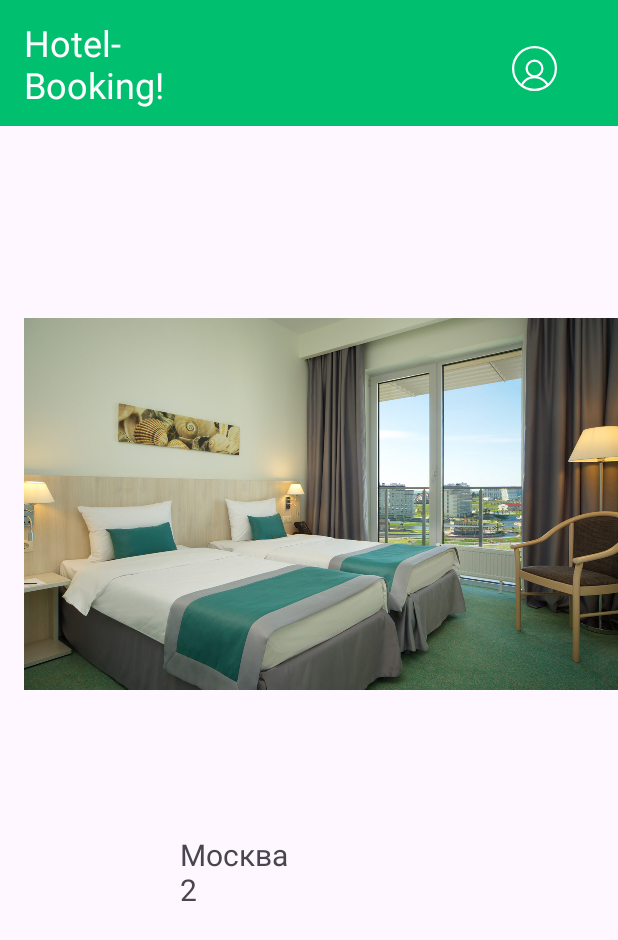
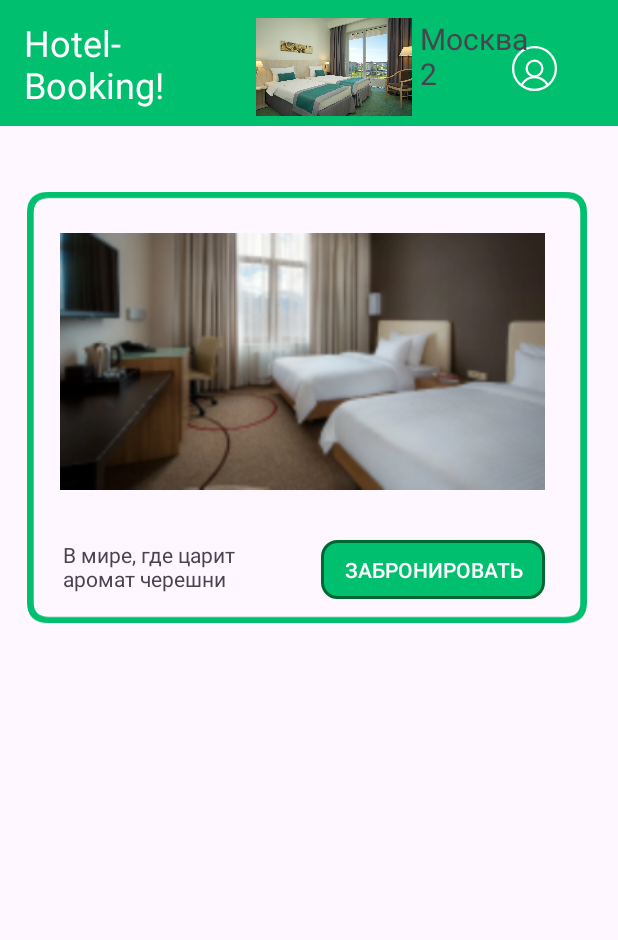
Before and after one commit to Kolpriks/Hotel_Booking, an Android app: the screen it shows after launch (HotelsResults), after a tap on "ПОИСК", on a phone screen of 412 x 824 dp. Shown: the top 940 px of the screen. Run offline under Robolectric (Android 15) with nearby library versions, the phone set to English and light mode, and no system bars.

Commit message:
Added information forwarding from the first page to the second + improved the design of these pages

```diff
--- a/app/src/main/java/com/example/hotelbooking/HotelsResults.java
+++ b/app/src/main/java/com/example/hotelbooking/HotelsResults.java
@@ -1,6 +1,8 @@
 package com.example.hotelbooking;
 
 import androidx.appcompat.app.AppCompatActivity;
+import androidx.recyclerview.widget.LinearLayoutManager;
+import androidx.recyclerview.widget.RecyclerView;
 
 import android.content.Intent;
 import android.database.Cursor;
@@ -30,6 +32,25 @@ public class HotelsResults extends AppCompatActivity {
         DbHelper dbHelper = new DbHelper(HotelsResults.this);
 
         ArrayList<HotelRoom> rooms = getRooms(intent, dbHelper);
+
+        /////////////////////////////////////
+        RecyclerView recyclerView = findViewById(R.id.hotelCards);
+        recyclerView.setHasFixedSize(true);
+        recyclerView.setLayoutManager(new LinearLayoutManager(this));
+
+        ArrayList<Item> items = new ArrayList<>();
+        items.add(new Item(R.drawable.image1, "В мире, где царит аромат черешни"));
+        items.add(new Item(R.drawable.image2, "В тени зелёных листьев лимонного деревай "));
+        items.add(new Item(R.drawable.image3, "В мире, где царит аромат черешни"));
+
+
+        // Добавьте другие элементы
+
+        MyAdapter adapter = new MyAdapter(this, items);
+        recyclerView.setAdapter(adapter);
+
+        /////////////////////////////////////
+
 
         // Temporary code inside: if { ... }
         if (rooms != null) {
--- /dev/null
+++ b/app/src/main/java/com/example/hotelbooking/Item.java
@@ -0,0 +1,19 @@
+package com.example.hotelbooking;
+
+public class Item {
+    private int imageResource;
+    private String text;
+
+    public Item(int imageResource, String text) {
+        this.imageResource = imageResource;
+        this.text = text;
+    }
+
+    public int getImageResource() {
+        return imageResource;
+    }
+
+    public String getText() {
+        return text;
+    }
+}
--- /dev/null
+++ b/app/src/main/java/com/example/hotelbooking/MyAdapter.java
@@ -0,0 +1,65 @@
+package com.example.hotelbooking;
+
+import android.content.Context;
+import android.view.LayoutInflater;
+import android.view.View;
+import android.view.ViewGroup;
+import android.widget.ImageView;
+import android.widget.TextView;
+
+import androidx.annotation.NonNull;
+import androidx.recyclerview.widget.RecyclerView;
+
+import com.example.hotelbooking.Item;
+import com.example.hotelbooking.R;
+
+import java.util.ArrayList;
+
+public class MyAdapter extends RecyclerView.Adapter<MyAdapter.ViewHolder> {
+
+    private ArrayList<Item> items;
+    private Context context;
+
+    public MyAdapter(Context context, ArrayList<Item> items) {
+        this.context = context;
+        this.items = items;
+    }
+
+    @NonNull
+    @Override
+    public ViewHolder onCreateViewHolder(@NonNull ViewGroup parent, int viewType) {
+        View view = LayoutInflater.from(parent.getContext()).inflate(R.layout.list_item, parent, false);
+        return new ViewHolder(view);
+    }
+
+    @Override
+    public void onBindViewHolder(@NonNull ViewHolder holder, int position) {
+        Item currentItem = getItem(position);
+
+        holder.imageView.setImageResource(currentItem.getImageResource());
+        holder.textView.setText(currentItem.getText());
+    }
+
+
+    @Override
+    public int getItemCount() {
+        return items.size();
+    }
+
+
+    public Item getItem(int position) {
+        return items.get(position);
+    }
+
+    public static class ViewHolder extends RecyclerView.ViewHolder {
+
+        public ImageView imageView;
+        public TextView textView;
+
+        public ViewHolder(@NonNull View itemView) {
+            super(itemView);
+            imageView = itemView.findViewById(R.id.imageView);
+            textView = itemView.findViewById(R.id.textView);
+        }
+    }
+}
--- /dev/null
+++ b/app/src/main/res/drawable/framecard.xml
@@ -0,0 +1,12 @@
+<?xml version="1.0" encoding="utf-8"?>
+<vector xmlns:android="http://schemas.android.com/apk/res/android"
+    android:width="270dp"
+    android:height="208dp"
+    android:viewportWidth="250"
+    android:viewportHeight="208">
+
+    <path
+        android:strokeColor="#00BF6F"
+        android:strokeWidth="3"
+        android:pathData="M 10 1.5 L 240 1.5 Q 248.5 1.5 248.5 10 L 248.5 198 Q 248.5 206.5 240 206.5 L 10 206.5 Q 1.5 206.5 1.5 198 L 1.5 10 Q 1.5 1.5 10 1.5 Z" />
+</vector>
--- a/app/src/main/res/layout/activity_hotels_results.xml
+++ b/app/src/main/res/layout/activity_hotels_results.xml
@@ -46,22 +46,31 @@
         android:id="@+id/textViewInfo"
         android:layout_width="170dp"
         android:layout_height="68dp"
-        android:layout_marginStart="120dp"
-        android:layout_marginTop="20dp"
+        android:layout_marginStart="280dp"
+        android:layout_marginTop="12dp"
         android:text="TextView"
         android:textSize="20sp"
         app:layout_constraintStart_toStartOf="parent"
-        app:layout_constraintTop_toBottomOf="@+id/imageView" />
+        app:layout_constraintTop_toTopOf="@+id/view2" />
 
     <ImageView
         android:id="@+id/imageView"
-        android:layout_width="match_parent"
-        android:layout_height="400dp"
-        android:layout_marginStart="16dp"
-        android:layout_marginTop="136dp"
+        android:layout_width="141dp"
+        android:layout_height="65dp"
+        android:layout_marginStart="152dp"
+        android:layout_marginTop="12dp"
         app:layout_constraintStart_toStartOf="parent"
         app:layout_constraintTop_toTopOf="parent"
-        app:srcCompat="@drawable/image2"
-        />
+        app:srcCompat="@drawable/image2" />
+
+    <androidx.recyclerview.widget.RecyclerView
+        android:id="@+id/hotelCards"
+        android:layout_width="403dp"
+        android:layout_height="630dp"
+        android:layout_marginStart="4dp"
+        android:layout_marginTop="12dp"
+        android:dividerHeight="8dp"
+        app:layout_constraintStart_toStartOf="parent"
+        app:layout_constraintTop_toBottomOf="@+id/view2" />
 
 </androidx.constraintlayout.widget.ConstraintLayout>
--- /dev/null
+++ b/app/src/main/res/layout/list_item.xml
@@ -0,0 +1,51 @@
+<?xml version="1.0" encoding="utf-8"?>
+<androidx.constraintlayout.widget.ConstraintLayout xmlns:android="http://schemas.android.com/apk/res/android"
+    xmlns:app="http://schemas.android.com/apk/res-auto"
+    xmlns:tools="http://schemas.android.com/tools"
+    android:layout_width="match_parent"
+    android:layout_height="match_parent"
+    android:paddingTop="8dp"
+    android:paddingBottom="8dp">
+
+    <ImageView
+        android:id="@+id/imageView"
+        android:layout_width="323dp"
+        android:layout_height="202dp"
+        android:layout_marginTop="36dp"
+        android:layout_marginEnd="44dp"
+        android:src="@drawable/image1"
+        app:layout_constraintEnd_toEndOf="parent"
+        app:layout_constraintTop_toTopOf="parent" />
+
+    <TextView
+        android:id="@+id/textView"
+        android:layout_width="145dp"
+        android:layout_height="41dp"
+        android:layout_marginTop="256dp"
+        android:layout_marginEnd="220dp"
+        android:text="nety tyt nichego poka eshe no budet obyazatelno"
+        app:layout_constraintEnd_toEndOf="parent"
+        app:layout_constraintTop_toTopOf="parent" />
+
+    <ImageView
+        android:id="@+id/imageView5"
+        android:layout_width="373dp"
+        android:layout_height="303dp"
+        android:layout_marginTop="16dp"
+        android:layout_marginEnd="16dp"
+        app:layout_constraintEnd_toEndOf="parent"
+        app:layout_constraintTop_toTopOf="parent"
+        app:srcCompat="@drawable/framecard" />
+
+    <androidx.appcompat.widget.AppCompatButton
+        style="@style/CustomButtonStyle"
+        android:layout_width="149dp"
+        android:layout_height="39dp"
+        android:layout_marginTop="256dp"
+        android:layout_marginEnd="44dp"
+        android:text="Забронировать"
+        android:textSize="14sp"
+        app:layout_constraintEnd_toEndOf="parent"
+        app:layout_constraintTop_toTopOf="parent" />
+
+</androidx.constraintlayout.widget.ConstraintLayout>
```
